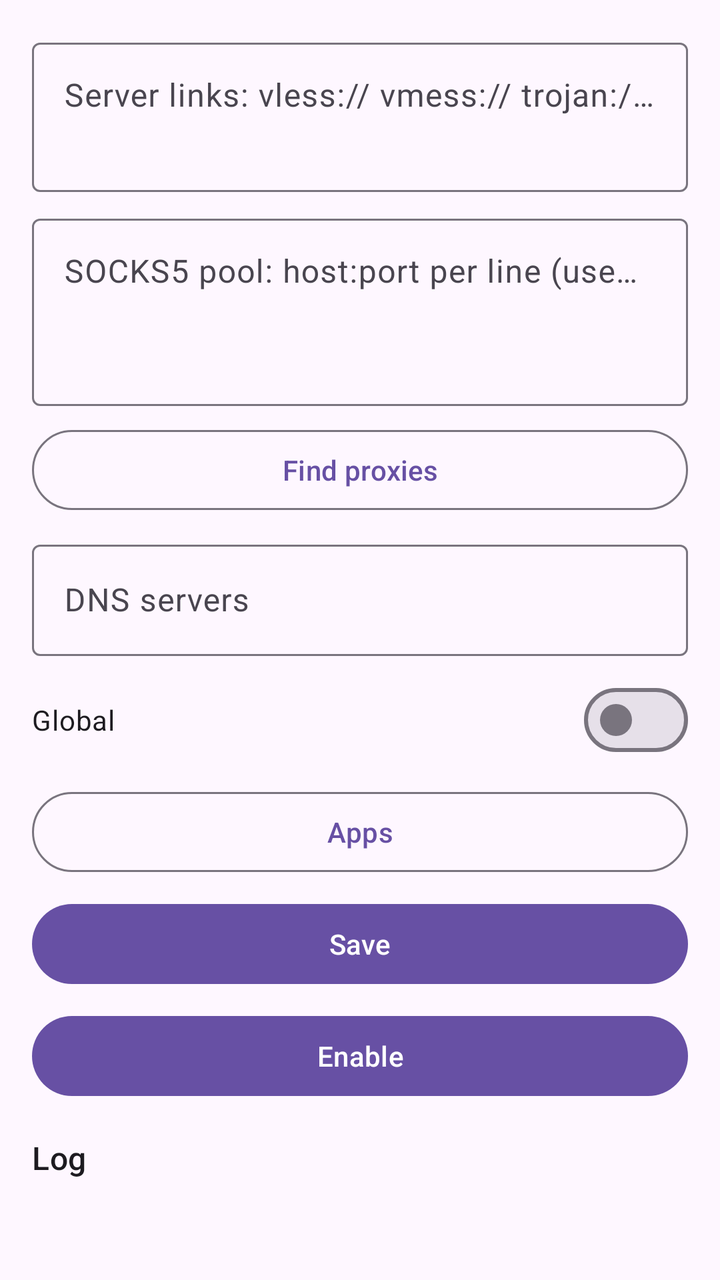
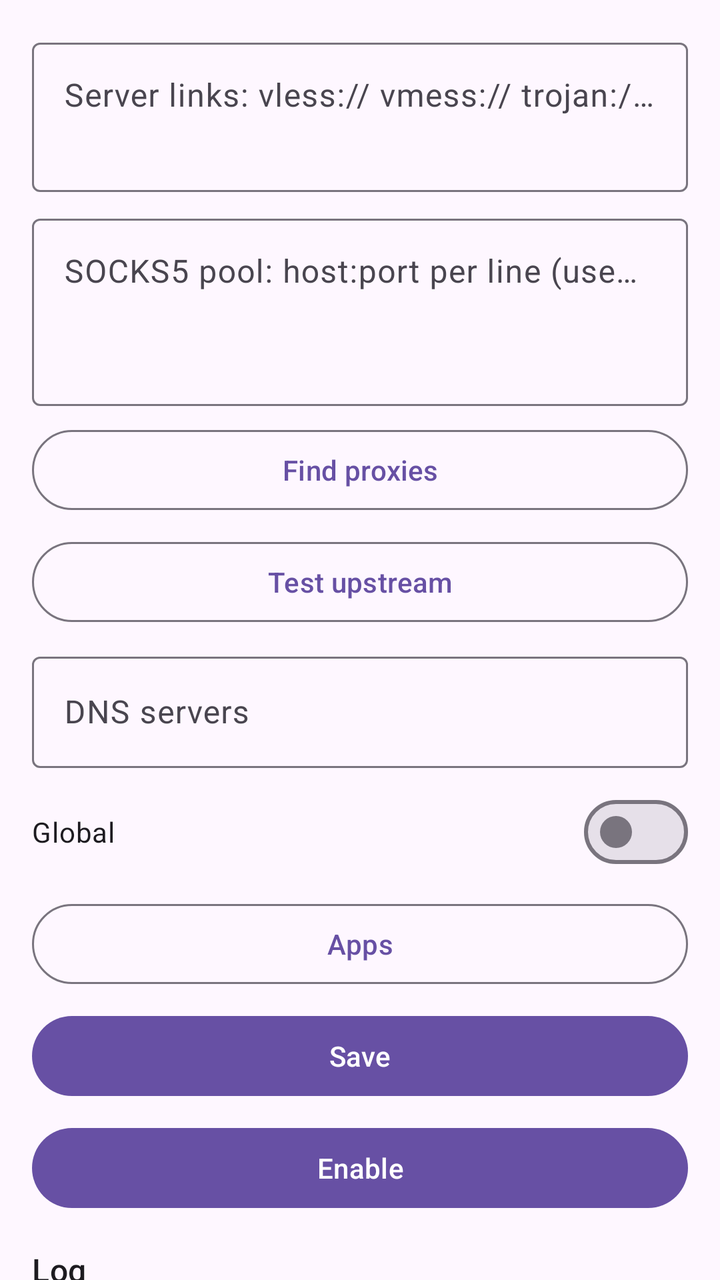

Compare the two renders of this Android layout. The source of the first and the diff that turns it into the second are given below.
<!-- AndroidManifest.xml: application theme Theme.SideRouteNG -->
<!-- res/layout/activity_main.xml -->
<?xml version="1.0" encoding="utf-8"?>
<LinearLayout xmlns:android="http://schemas.android.com/apk/res/android"
    android:id="@+id/main"
    android:layout_width="match_parent"
    android:layout_height="match_parent"
    android:orientation="vertical">

    <androidx.core.widget.NestedScrollView
        android:layout_width="match_parent"
        android:layout_height="0dp"
        android:layout_weight="1"
        android:fillViewport="true">

        <LinearLayout
            android:layout_width="match_parent"
            android:layout_height="wrap_content"
            android:orientation="vertical"
            android:padding="16dp">

            <com.google.android.material.textfield.TextInputLayout
                android:id="@+id/til_links"
                style="@style/Widget.Material3.TextInputLayout.OutlinedBox"
                android:layout_width="match_parent"
                android:layout_height="wrap_content"
                android:layout_marginBottom="8dp"
                android:hint="@string/links">

                <com.google.android.material.textfield.TextInputEditText
                    android:id="@+id/links"
                    android:layout_width="match_parent"
                    android:layout_height="wrap_content"
                    android:gravity="top|start"
                    android:inputType="textMultiLine|textNoSuggestions"
                    android:maxLines="6"
                    android:minLines="2" />
            </com.google.android.material.textfield.TextInputLayout>

            <com.google.android.material.textfield.TextInputLayout
                android:id="@+id/til_proxy_list"
                style="@style/Widget.Material3.TextInputLayout.OutlinedBox"
                android:layout_width="match_parent"
                android:layout_height="wrap_content"
                android:layout_marginBottom="8dp"
                android:hint="@string/proxy_list">

                <com.google.android.material.textfield.TextInputEditText
                    android:id="@+id/proxy_list"
                    android:layout_width="match_parent"
                    android:layout_height="wrap_content"
                    android:gravity="top|start"
                    android:inputType="textMultiLine|textNoSuggestions"
                    android:maxLines="6"
                    android:minLines="3" />
            </com.google.android.material.textfield.TextInputLayout>

            <com.google.android.material.button.MaterialButton
                android:id="@+id/find_proxies"
                style="?attr/materialButtonOutlinedStyle"
                android:layout_width="match_parent"
                android:layout_height="wrap_content"
                android:layout_marginBottom="8dp"
                android:text="@string/find_proxies" />

            <com.google.android.material.textfield.TextInputLayout
                android:id="@+id/til_dns"
                style="@style/Widget.Material3.TextInputLayout.OutlinedBox"
                android:layout_width="match_parent"
                android:layout_height="wrap_content"
                android:hint="@string/dns">

                <com.google.android.material.textfield.TextInputEditText
                    android:id="@+id/dns"
                    android:layout_width="match_parent"
                    android:layout_height="wrap_content"
                    android:inputType="textUri"
                    android:maxLines="1" />
            </com.google.android.material.textfield.TextInputLayout>

            <com.google.android.material.materialswitch.MaterialSwitch
                android:id="@+id/global"
                android:layout_width="match_parent"
                android:layout_height="wrap_content"
                android:layout_marginTop="8dp"
                android:text="@string/global" />

            <com.google.android.material.button.MaterialButton
                android:id="@+id/apps"
                style="?attr/materialButtonOutlinedStyle"
                android:layout_width="match_parent"
                android:layout_height="wrap_content"
                android:layout_marginTop="8dp"
                android:text="@string/apps" />

            <com.google.android.material.button.MaterialButton
                android:id="@+id/save"
                android:layout_width="match_parent"
                android:layout_height="wrap_content"
                android:layout_marginTop="8dp"
                android:text="@string/save" />

            <com.google.android.material.button.MaterialButton
                android:id="@+id/control"
                android:layout_width="match_parent"
                android:layout_height="wrap_content"
                android:layout_marginTop="8dp"
                android:text="@string/control_enable" />

            <TextView
                android:layout_width="wrap_content"
                android:layout_height="wrap_content"
                android:layout_marginTop="16dp"
                android:text="@string/log_title"
                android:textAppearance="?attr/textAppearanceTitleMedium" />

            <ScrollView
                android:id="@+id/log_scroll"
                android:layout_width="match_parent"
                android:layout_height="240dp"
                android:layout_marginTop="8dp">

                <TextView
                    android:id="@+id/log_view"
                    android:layout_width="match_parent"
                    android:layout_height="wrap_content"
                    android:fontFamily="monospace"
                    android:textIsSelectable="true"
                    android:textSize="12sp" />
            </ScrollView>
        </LinearLayout>
    </androidx.core.widget.NestedScrollView>
</LinearLayout>
<!-- resources referenced by this layout -->
<resources>
  <string name="apps">Apps</string>
  <string name="control_enable">Enable</string>
  <string name="dns">DNS servers</string>
  <string name="find_proxies">Find proxies</string>
  <string name="global">Global</string>
  <string name="links">Server links: vless:// vmess:// trojan:// ss:// (one per line)</string>
  <string name="log_title">Log</string>
  <string name="proxy_list">SOCKS5 pool: host:port per line (used when no link above)</string>
  <string name="save">Save</string>
  <style name="Theme.SideRouteNG" parent="Base.Theme.SideRouteNG" />
  <style name="Base.Theme.SideRouteNG" parent="Theme.Material3.DayNight.NoActionBar">
          
          
      </style>
</resources>

<!-- the commit's change to res/layout/activity_main.xml (unified diff, before → after) -->
@@ -60,6 +60,14 @@
                 android:layout_height="wrap_content"
                 android:layout_marginBottom="8dp"
                 android:text="@string/find_proxies" />
+
+            <com.google.android.material.button.MaterialButton
+                android:id="@+id/test_upstream"
+                style="?attr/materialButtonOutlinedStyle"
+                android:layout_width="match_parent"
+                android:layout_height="wrap_content"
+                android:layout_marginBottom="8dp"
+                android:text="@string/test_upstream" />
 
             <com.google.android.material.textfield.TextInputLayout
                 android:id="@+id/til_dns"
<!-- resource entries referenced after the edit -->
@@ -9,6 +9,7 @@
   <string name="log_title">Log</string>
   <string name="proxy_list">SOCKS5 pool: host:port per line (used when no link above)</string>
   <string name="save">Save</string>
+  <string name="test_upstream">Test upstream</string>
   <style name="Theme.SideRouteNG" parent="Base.Theme.SideRouteNG" />
   <style name="Base.Theme.SideRouteNG" parent="Theme.Material3.DayNight.NoActionBar">
           
